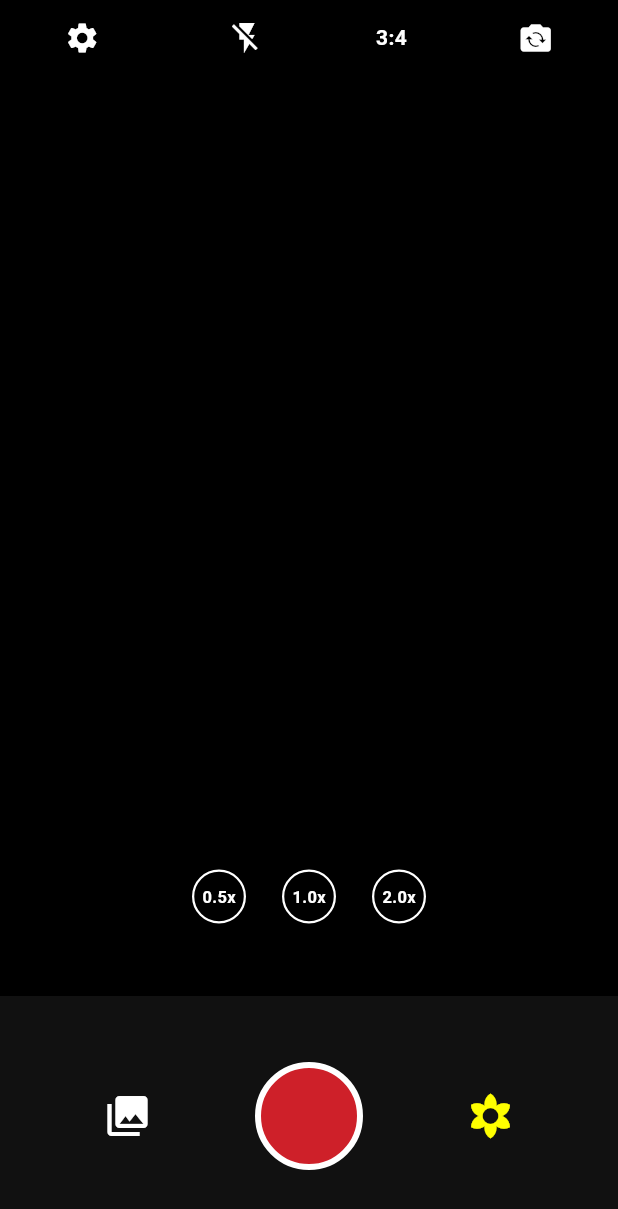
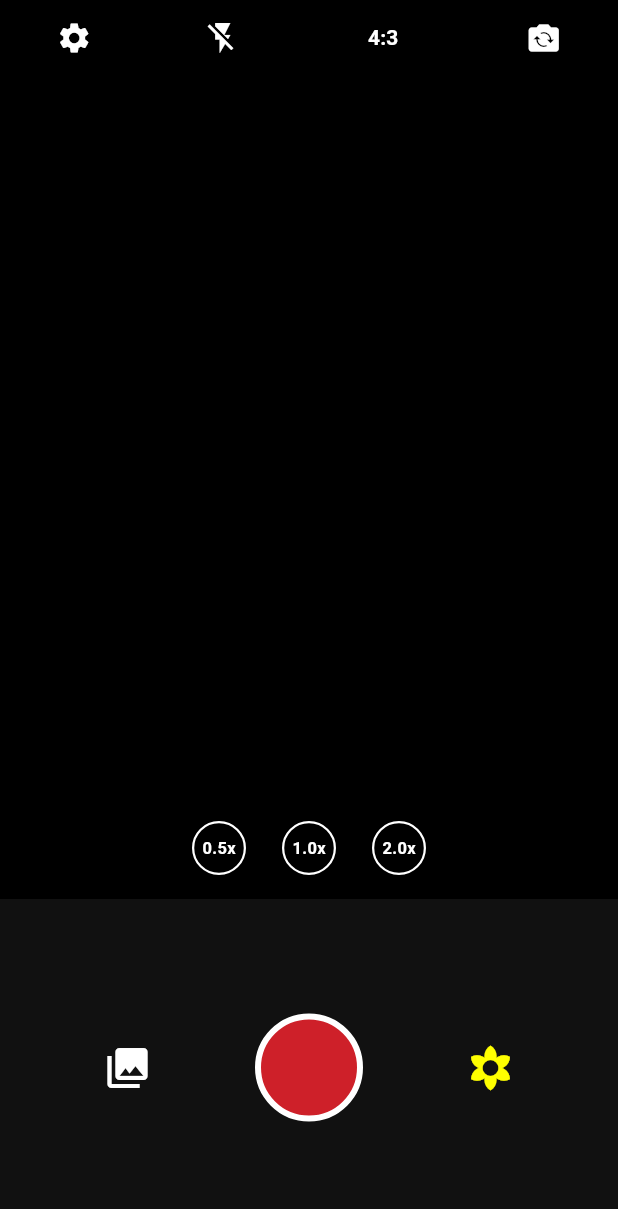
Before and after one commit to ESTHERWONGONG/recam_flutter, a Flutter app: the CameraScreen screen opened by its route, on a phone screen of 412 x 824 dp. Shown: the top 1209 px of the screen. Run offline on Flutter 3.47's test engine with Material 3 defaults, Android fonts, the phone set to English and light mode, and no system bars; our stand-ins replace permission_handler, plugin_platform_interface, shared_preferences; accounts and stored records are empty.

Commit message:
ReCam v1.4 Update: 新增1:1物理裁切 + 相册UI比例优化 + 权限按钮防抖修复

```diff
--- a/lib/features/camera/camera_screen.dart
+++ b/lib/features/camera/camera_screen.dart
@@ -13,7 +13,6 @@ class CameraScreen extends StatefulWidget {
   State<CameraScreen> createState() => _CameraScreenState();
 }
 
-// ✅ [修改 1] 加上 SingleTickerProviderStateMixin (为了动画)
 class _CameraScreenState extends State<CameraScreen> with SingleTickerProviderStateMixin {
   bool _isFilterMode = false;
   String _flashMode = "off";
@@ -21,7 +20,9 @@ class _CameraScreenState extends State<CameraScreen> with SingleTickerProviderSt
   final NativeCameraService _cameraService = NativeCameraService();
   bool _isShooting = false;
 
-  // ✅ [修改 2] 定义动画控制器
+  // ✅ [修改] 默认改为 "4:3" (符合行业惯例)
+  String _currentRatio = "4:3";
+
   late AnimationController _galleryAnimController;
   late Animation<double> _galleryScaleAnim;
 
@@ -29,14 +30,9 @@ class _CameraScreenState extends State<CameraScreen> with SingleTickerProviderSt
   void initState() {
     super.initState();
     _aiStream = _cameraService.aiStream;
-
-    // ✅ [修改 3] 初始化动画：0.2秒内完成 缩放效果
     _galleryAnimController = AnimationController(
-      vsync: this,
-      duration: const Duration(milliseconds: 150), // 速度快一点，Q弹
+      vsync: this, duration: const Duration(milliseconds: 150),
     );
-
-    // 定义动画曲线：从 1.0 缩小到 0.7，再弹回 1.0
     _galleryScaleAnim = Tween<double>(begin: 1.0, end: 0.7).animate(
       CurvedAnimation(parent: _galleryAnimController, curve: Curves.easeInOut),
     );
@@ -44,20 +40,24 @@ class _CameraScreenState extends State<CameraScreen> with SingleTickerProviderSt
 
   @override
   void dispose() {
-    _galleryAnimController.dispose(); // 记得销毁
+    _galleryAnimController.dispose();
     super.dispose();
   }
 
-  // ✅ [修改 4] 执行动画的函数
   Future<void> _runGalleryAnimation() async {
-    await _galleryAnimController.forward(); // 缩小
-    await _galleryAnimController.reverse(); // 弹回
+    await _galleryAnimController.forward();
+    await _galleryAnimController.reverse();
   }
 
   @override
   Widget build(BuildContext context) {
     final screenWidth = MediaQuery.of(context).size.width;
+    // 📷 这里计算依然是用 4/3 (也就是 Height = Width * 1.33)，保持竖屏长方形
     final viewfinderHeight = screenWidth * (4 / 3);
+
+    final double maskHeight = _currentRatio == "1:1"
+        ? (viewfinderHeight - screenWidth) / 2
+        : 0.0;
 
     return Scaffold(
       backgroundColor: Colors.black,
@@ -65,9 +65,8 @@ class _CameraScreenState extends State<CameraScreen> with SingleTickerProviderSt
         child: Column(
           children: [
             _buildTopBar(),
-            Expanded(
-              child: Center(
-                child: SizedBox(
+            // 取景框部分 (保持不变)
+            SizedBox(
               width: screenWidth,
               height: viewfinderHeight,
               child: Stack(
@@ -78,9 +77,32 @@ class _CameraScreenState extends State<CameraScreen> with SingleTickerProviderSt
                     creationParams: {},
                     creationParamsCodec: StandardMessageCodec(),
                   ),
-                      _buildAiBubble(),
-                      Positioned(
-                        bottom: 16,
+                  Column(
+                    children: [
+                      AnimatedContainer(
+                        duration: const Duration(milliseconds: 300),
+                        height: maskHeight,
+                        width: double.infinity,
+                        color: Colors.black,
+                      ),
+                      const Spacer(),
+                      AnimatedContainer(
+                        duration: const Duration(milliseconds: 300),
+                        height: maskHeight,
+                        width: double.infinity,
+                        color: Colors.black,
+                      ),
+                    ],
+                  ),
+                  AnimatedPositioned(
+                    duration: const Duration(milliseconds: 300),
+                    top: 20 + maskHeight,
+                    right: 16,
+                    child: _buildAiBubbleContent(),
+                  ),
+                  AnimatedPositioned(
+                    duration: const Duration(milliseconds: 300),
+                    bottom: 16 + maskHeight,
                     left: 0, right: 0,
                     child: Row(
                       mainAxisAlignment: MainAxisAlignment.center,
@@ -96,12 +118,11 @@ class _CameraScreenState extends State<CameraScreen> with SingleTickerProviderSt
                 ],
               ),
             ),
-              ),
-            ),
-            Container(
-              height: 160,
+            Expanded(
+              child: Container(
                 color: const Color(0xFF111111),
                 child: _isFilterMode ? _buildFilterPanel() : _buildCapturePanel(),
+              ),
             ),
           ],
         ),
@@ -109,11 +130,8 @@ class _CameraScreenState extends State<CameraScreen> with SingleTickerProviderSt
     );
   }
 
-  Widget _buildAiBubble() {
-    return Positioned(
-      top: 20,
-      right: 16,
-      child: StreamBuilder<AiRecommendation>(
+  Widget _buildAiBubbleContent() {
+    return StreamBuilder<AiRecommendation>(
       stream: _aiStream,
       builder: (context, snapshot) {
         if (!snapshot.hasData) return const SizedBox();
@@ -140,7 +158,6 @@ class _CameraScreenState extends State<CameraScreen> with SingleTickerProviderSt
           ),
         );
       },
-      ),
     );
   }
 
@@ -160,7 +177,15 @@ class _CameraScreenState extends State<CameraScreen> with SingleTickerProviderSt
               _cameraService.setFlashMode(newMode);
             },
           ),
-          const Text("3:4", style: TextStyle(color: Colors.white, fontWeight: FontWeight.bold)),
+          // ✅ [修改] 按钮逻辑：4:3 <-> 1:1
+          TextButton(
+            onPressed: () {
+              setState(() {
+                _currentRatio = (_currentRatio == "4:3") ? "1:1" : "4:3";
+              });
+            },
+            child: Text(_currentRatio, style: const TextStyle(color: Colors.white, fontWeight: FontWeight.bold))
+          ),
           IconButton(
             icon: const Icon(Icons.flip_camera_ios, color: Colors.white),
             onPressed: () => _cameraService.switchCamera()
@@ -174,7 +199,6 @@ class _CameraScreenState extends State<CameraScreen> with SingleTickerProviderSt
     return Row(
       mainAxisAlignment: MainAxisAlignment.spaceEvenly,
       children: [
-        // ✅ [修改 5] 给相册按钮加动画包裹
         ScaleTransition(
           scale: _galleryScaleAnim,
           child: IconButton(
@@ -182,8 +206,6 @@ class _CameraScreenState extends State<CameraScreen> with SingleTickerProviderSt
             onPressed: () => Navigator.pushNamed(context, '/gallery'),
           ),
         ),
-
-        // 📸 快门按钮
         GestureDetector(
           onTap: _handleShutterPress,
           child: Container(
@@ -198,7 +220,6 @@ class _CameraScreenState extends State<CameraScreen> with SingleTickerProviderSt
                 : null,
           ),
         ),
-
         IconButton(
           icon: const Icon(Icons.filter_vintage, color: Colors.yellowAccent, size: 32),
           onPressed: () => setState(() => _isFilterMode = true),
@@ -207,35 +228,27 @@ class _CameraScreenState extends State<CameraScreen> with SingleTickerProviderSt
     );
   }
 
-  // ✅ [修改 6] 只有动画，没有 SnackBar 提示了
   Future<void> _handleShutterPress() async {
     if (_isShooting) return;
     setState(() => _isShooting = true);
 
     try {
-      print("📸 1. 开始拍照...");
-      final path = await _cameraService.takePhoto();
+      print("📸 1. 开始拍照 (比例: $_currentRatio)...");
+      final path = await _cameraService.takePhoto(_currentRatio);
 
       if (path.isEmpty) {
         _showErrorDialog("存储空间已满", "无法写入临时文件。");
         return;
       }
 
-      // 读取配置
       final prefs = await SharedPreferences.getInstance();
       final bool autoSave = prefs.getBool('auto_save_to_gallery') ?? true;
 
-      // 逻辑：
-      // 1. 如果开了开关 -> 尝试存系统相册
       if (autoSave) {
         await _cameraService.saveToGallery(path);
-        // 即使系统相册存失败了，也不弹窗打断用户，反正 App 内还有备份
       }
 
-      // 2. App 内必须记账 (这是你的要求：不管怎样都要存后台)
       await PhotoStorage.savePhoto(path);
-
-      // 3. 触发左下角动画 (反馈：已搞定)
       _runGalleryAnimation();
 
     } catch (e) {
```
Also changed, not shown: lib/features/gallery/gallery_screen.dart (+92 -59 lines), lib/features/onboarding/permission_screen.dart (+37 -27 lines), lib/services/native_camera_service.dart (+14 -33 lines), 1 other file. Lines whose indentation alone changed are shown as unchanged.
